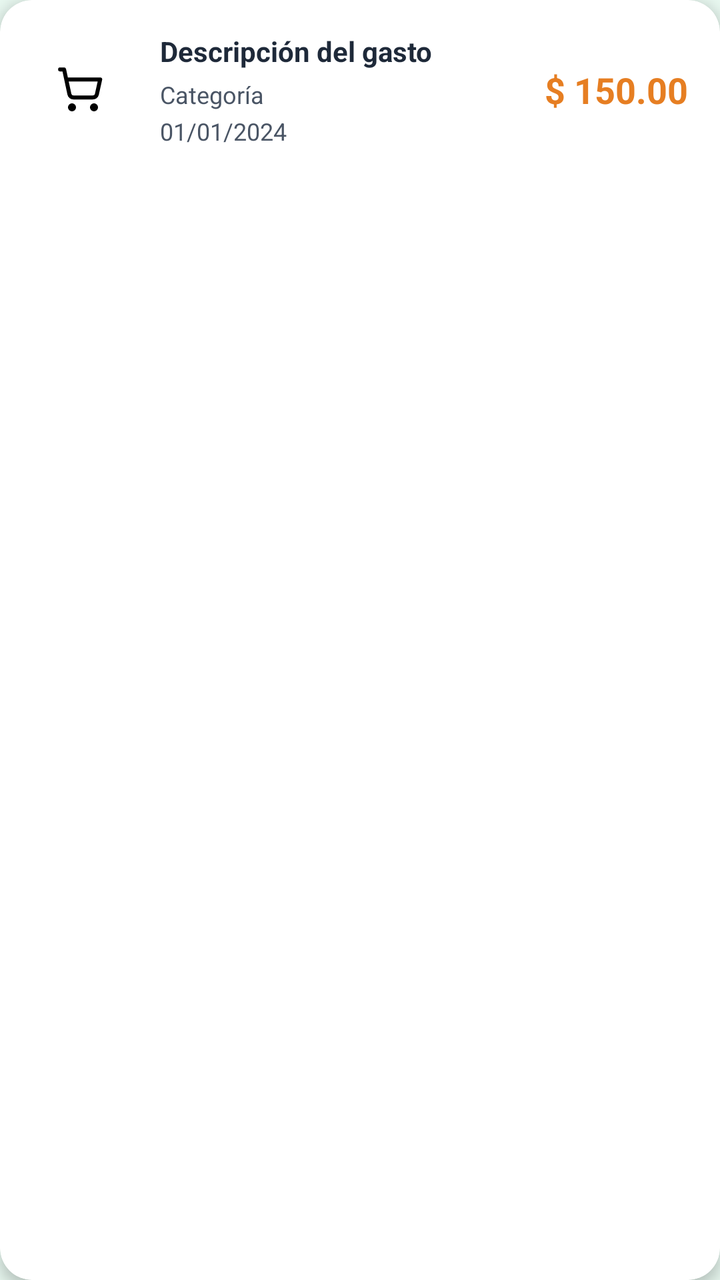
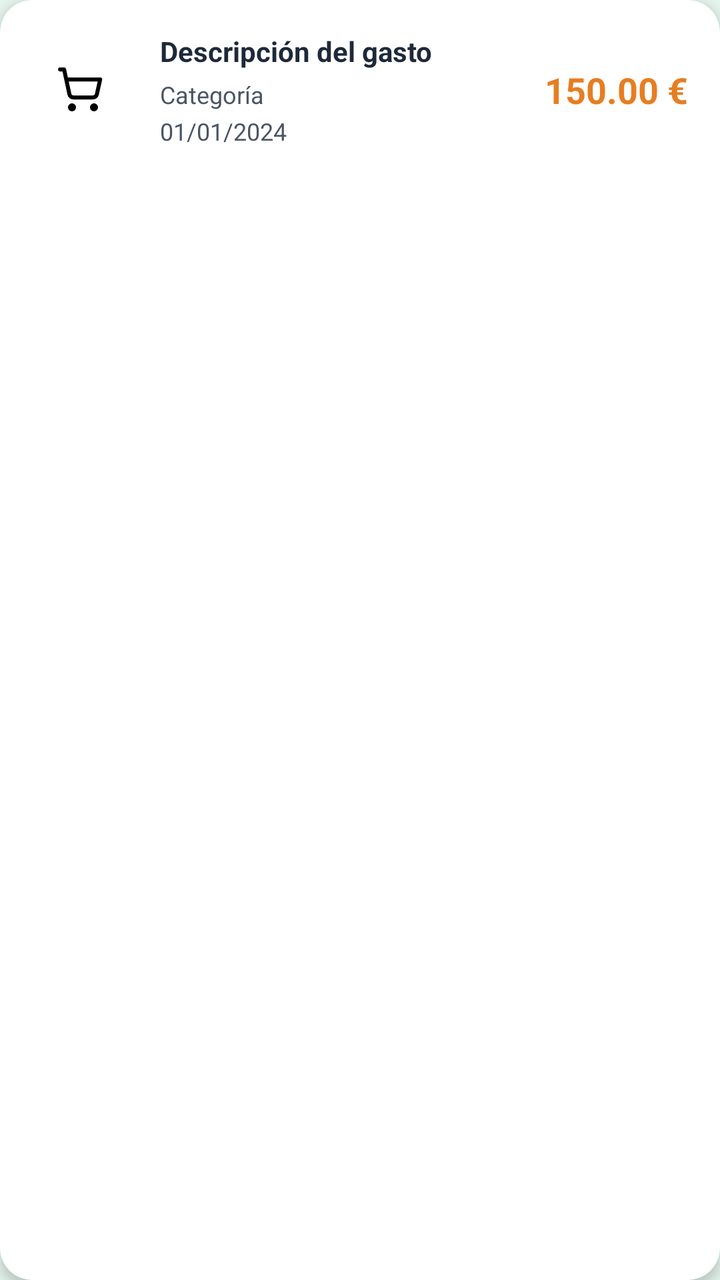

Two renders of the same Android screen: before a commit and after it. Below are the layout's source before the change and the commit's diff.
<!-- AndroidManifest.xml: application theme Theme.Equilibra -->
<!-- res/layout/component_expense_card.xml -->
<?xml version="1.0" encoding="utf-8"?>
<layout xmlns:android="http://schemas.android.com/apk/res/android"
    xmlns:app="http://schemas.android.com/apk/res-auto">

    <data>

    </data>

    <androidx.cardview.widget.CardView
        android:id="@+id/cardExpense"
        android:layout_width="match_parent"
        android:layout_height="wrap_content"
        android:layout_marginBottom="12dp"
        app:cardCornerRadius="16dp"
        app:cardElevation="4dp"
        android:backgroundTint="@android:color/white">

        <LinearLayout
            android:layout_width="match_parent"
            android:layout_height="wrap_content"
            android:orientation="horizontal"
            android:padding="16dp"
            android:gravity="center_vertical">

            
            <ImageView
                android:id="@+id/imgCategoryIcon"
                style="@style/Icon.Circle"
                android:src="@drawable/ic_cat_shopping_cart"
                android:background="@drawable/bg_circle_green_light" />

            
            <LinearLayout
                android:layout_width="0dp"
                android:layout_height="wrap_content"
                android:layout_weight="1"
                android:orientation="vertical"
                android:layout_marginStart="16dp">

                <TextView
                    android:id="@+id/tvExpenseDescription"
                    android:layout_width="wrap_content"
                    android:layout_height="wrap_content"
                    android:text="Descripción del gasto"
                    style="@style/TextAppearance.Body"
                    android:textStyle="bold" />

                <TextView
                    android:id="@+id/tvExpenseCategory"
                    android:layout_width="wrap_content"
                    android:layout_height="wrap_content"
                    android:text="Categoría"
                    style="@style/TextAppearance.Caption"
                    android:layout_marginTop="4dp" />

                <TextView
                    android:id="@+id/tvExpenseDate"
                    android:layout_width="wrap_content"
                    android:layout_height="wrap_content"
                    android:text="01/01/2024"
                    style="@style/TextAppearance.Caption"
                    android:layout_marginTop="2dp" />

            </LinearLayout>

            
            <TextView
                android:id="@+id/tvExpenseAmount"
                android:layout_width="wrap_content"
                android:layout_height="wrap_content"
                android:text="$ 150.00"
                android:textSize="18sp"
                android:textColor="@color/accent"
                android:textStyle="bold" />

        </LinearLayout>

    </androidx.cardview.widget.CardView>
</layout>
<!-- resources referenced by this layout -->
<resources>
  <color name="accent">#E67E22</color>
  <!-- drawable bg_circle_green_light (drawable) -->
  <?xml version="1.0" encoding="utf-8"?>
  <selector xmlns:android="http://schemas.android.com/apk/res/android">
    
  </selector>
  <!-- drawable ic_cat_shopping_cart (drawable) -->
  ﻿<vector xmlns:android="http://schemas.android.com/apk/res/android"
      android:width="24dp" android:height="24dp"
      android:viewportWidth="24" android:viewportHeight="24">  <path android:fillColor="#00000000" android:strokeColor="#FF000000" android:strokeWidth="2" android:strokeLineCap="round" android:strokeLineJoin="round" android:pathData="M2.05 2.05h2l2.66 12.42a2 2 0 0 0 2 1.58h9.78a2 2 0 0 0 1.95-1.57l1.65-7.43H5.12" />
    <path android:fillColor="#00000000" android:strokeColor="#FF000000" android:strokeWidth="2" android:strokeLineCap="round" android:strokeLineJoin="round" android:pathData="M 7 21 a 1 1 0 1 0 2 0 a 1 1 0 1 0 -2 0" />
    <path android:fillColor="#00000000" android:strokeColor="#FF000000" android:strokeWidth="2" android:strokeLineCap="round" android:strokeLineJoin="round" android:pathData="M 18 21 a 1 1 0 1 0 2 0 a 1 1 0 1 0 -2 0" />
  </vector>
  <style name="Icon.Circle">
          <item name="android:layout_width">48dp</item>
          <item name="android:layout_height">48dp</item>
          <item name="android:padding">12dp</item>
      </style>
  <style name="TextAppearance.Body" parent="TextAppearance.AppCompat.Body1">
          <item name="android:textSize">14sp</item>
          <item name="android:textColor">@color/text_primary</item>
      </style>
  <style name="TextAppearance.Caption" parent="TextAppearance.AppCompat.Caption">
          <item name="android:textSize">12sp</item>
          <item name="android:textColor">@color/text_secondary</item>
      </style>
  <style name="Theme.Equilibra" parent="Theme.MaterialComponents.DayNight.NoActionBar">
          <item name="colorPrimary">@color/primary_main</item>
          <item name="colorPrimaryVariant">@color/primary_light</item>
          <item name="colorOnPrimary">@color/white</item>
  
          <item name="colorSecondary">@color/secondary_main</item>
          <item name="colorSecondaryVariant">@color/secondary_light</item>
          <item name="colorOnSecondary">@color/white</item>
  
          <item name="android:statusBarColor">@color/primary_light</item>
          <item name="android:windowBackground">@color/primary_lightest</item>
  
          <item name="colorAccent">@color/accent_main</item>
      </style>
  <color name="text_primary">#1E2939</color>
  <color name="text_secondary">#4A5565</color>
  <color name="primary_main">#2ECC71</color>
  <color name="primary_light">#27AE60</color>
  <color name="white">#FFFFFF</color>
  <color name="secondary_main">#3498DB</color>
  <color name="secondary_light">#5DADE2</color>
  <color name="primary_lightest">#E8F8F0</color>
  <color name="accent_main">#E67E22</color>
</resources>

<!-- the commit's change to res/layout/component_expense_card.xml (unified diff, before → after) -->
@@ -68,7 +68,7 @@
                 android:id="@+id/tvExpenseAmount"
                 android:layout_width="wrap_content"
                 android:layout_height="wrap_content"
-                android:text="$ 150.00"
+                android:text="150.00 €"
                 android:textSize="18sp"
                 android:textColor="@color/accent"
                 android:textStyle="bold" />
